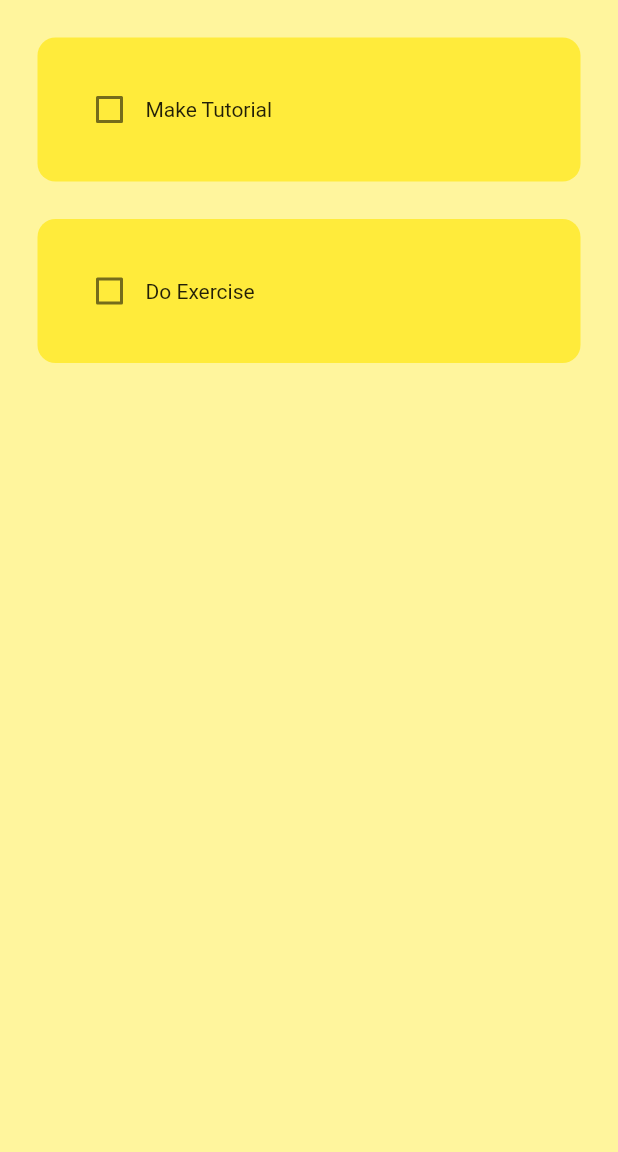
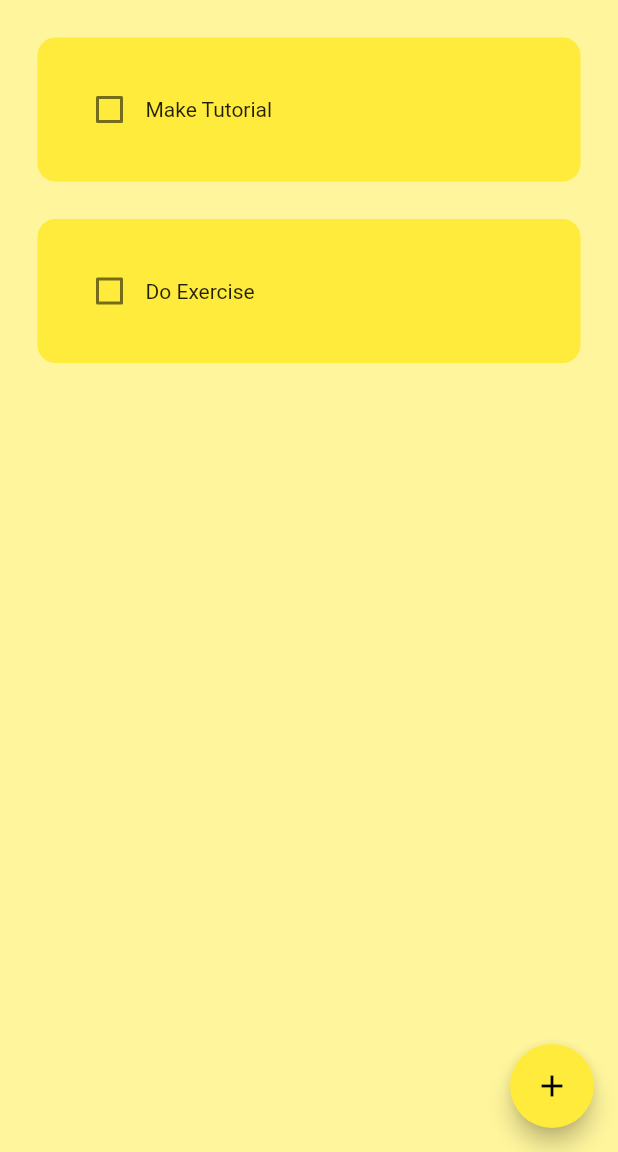
Before and after one commit to johncanero/flutter_todo_app, a Flutter app: the screen it shows after launch, on a phone screen of 412 x 824 dp, the part 84-1236 px from its top. Run offline on Flutter 3.47's test engine with Material 2 defaults, Android fonts, the phone set to English and light mode, and no system bars.

Commit message:
Add Floating Action Buttton

```diff
--- a/lib/pages/home_page.dart
+++ b/lib/pages/home_page.dart
@@ -22,6 +22,15 @@ class _HomePageState extends State<HomePage> {
     });
   }
 
+  // create a new task
+  void createNewTask() {
+    showDialog(
+        context: context,
+        builder: (context) {
+          return const AlertDialog();
+        });
+  }
+
   @override
   Widget build(BuildContext context) {
     return Scaffold(
@@ -30,6 +39,10 @@ class _HomePageState extends State<HomePage> {
         title: const Text('TO DO'),
         centerTitle: true,
         elevation: 0,
+      ),
+      floatingActionButton: FloatingActionButton(
+        onPressed: createNewTask,
+        child: const Icon(Icons.add),
       ),
       body: ListView.builder(
         itemCount: toDoList.length,
--- a/lib/utils/todo_tile.dart
+++ b/lib/utils/todo_tile.dart
@@ -1,5 +1,6 @@
 import 'package:flutter/material.dart';
 
+// ignore: must_be_immutable
 class ToDoTile extends StatelessWidget {
   // String and Bool
   final String taskName;
@@ -17,7 +18,7 @@ class ToDoTile extends StatelessWidget {
     return Padding(
       padding: const EdgeInsets.only(left: 25.0, top: 25.0, right: 25.0),
       child: Container(
-        padding: EdgeInsets.all(24.0),
+        padding: const EdgeInsets.all(24.0),
         decoration: BoxDecoration(
           color: Colors.yellow,
           borderRadius: BorderRadius.circular(12.0),
```
Also changed, not shown: 1 other file.
